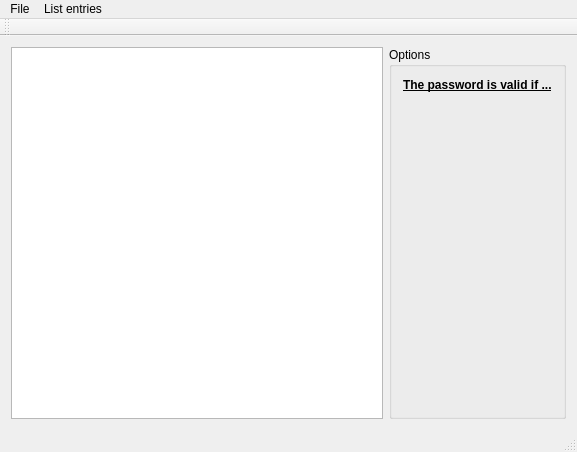
First picture: the form in frmmain.ui, repository gerald-b/GEB_PW_SyntaxCheck, before the edit.
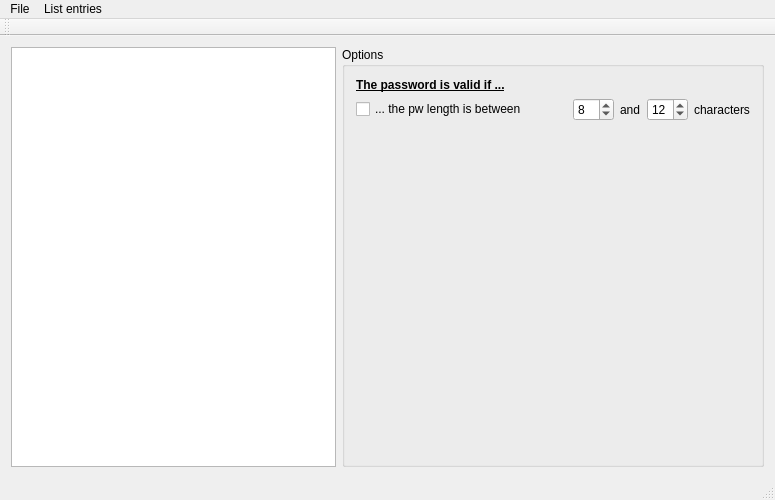
Second picture: the form after the edit.

Commit message: added the checkbox option onto gui for the pwlength class

```diff
--- a/frmmain.ui
+++ b/frmmain.ui
@@ -6,15 +6,21 @@
    <rect>
     <x>0</x>
     <y>0</y>
-    <width>577</width>
-    <height>452</height>
+    <width>775</width>
+    <height>500</height>
    </rect>
   </property>
+  <property name="minimumSize">
+   <size>
+    <width>775</width>
+    <height>500</height>
+   </size>
+  </property>
   <property name="windowTitle">
    <string>FrmMain</string>
   </property>
   <widget class="QWidget" name="centralWidget">
-   <layout class="QHBoxLayout" name="horizontalLayout">
+   <layout class="QHBoxLayout" name="horizontalLayout_2">
     <item>
      <widget class="QListWidget" name="lstPassword"/>
     </item>
@@ -35,6 +41,64 @@
          </property>
         </widget>
        </item>
+       <item>
+        <layout class="QHBoxLayout" name="horizontalLayout">
+         <item>
+          <widget class="QCheckBox" name="cbxPWLength">
+           <property name="text">
+            <string>... the pw length is between</string>
+           </property>
+          </widget>
+         </item>
+         <item>
+          <spacer name="horizontalSpacer">
+           <property name="orientation">
+            <enum>Qt::Horizontal</enum>
+           </property>
+           <property name="sizeHint" stdset="0">
+            <size>
+             <width>40</width>
+             <height>20</height>
+            </size>
+           </property>
+          </spacer>
+         </item>
+         <item>
+          <widget class="QSpinBox" name="sbxPWMinLength">
+           <property name="minimum">
+            <number>1</number>
+           </property>
+           <property name="value">
+            <number>8</number>
+           </property>
+          </widget>
+         </item>
+         <item>
+          <widget class="QLabel" name="lblPWLAnd">
+           <property name="text">
+            <string>and</string>
+           </property>
+          </widget>
+         </item>
+         <item>
+          <widget class="QSpinBox" name="sbxPWMaxLength">
+           <property name="minimum">
+            <number>1</number>
+           </property>
+           <property name="value">
+            <number>12</number>
+           </property>
+          </widget>
+         </item>
+         <item>
+          <widget class="QLabel" name="lblPWLCharacters">
+           <property name="text">
+            <string>characters</string>
+           </property>
+          </widget>
+         </item>
+        </layout>
+       </item>
        <item>
         <spacer name="verticalSpacer">
          <property name="orientation">
@@ -58,7 +122,7 @@
     <rect>
      <x>0</x>
      <y>0</y>
-     <width>577</width>
+     <width>775</width>
      <height>22</height>
     </rect>
    </property>
```
